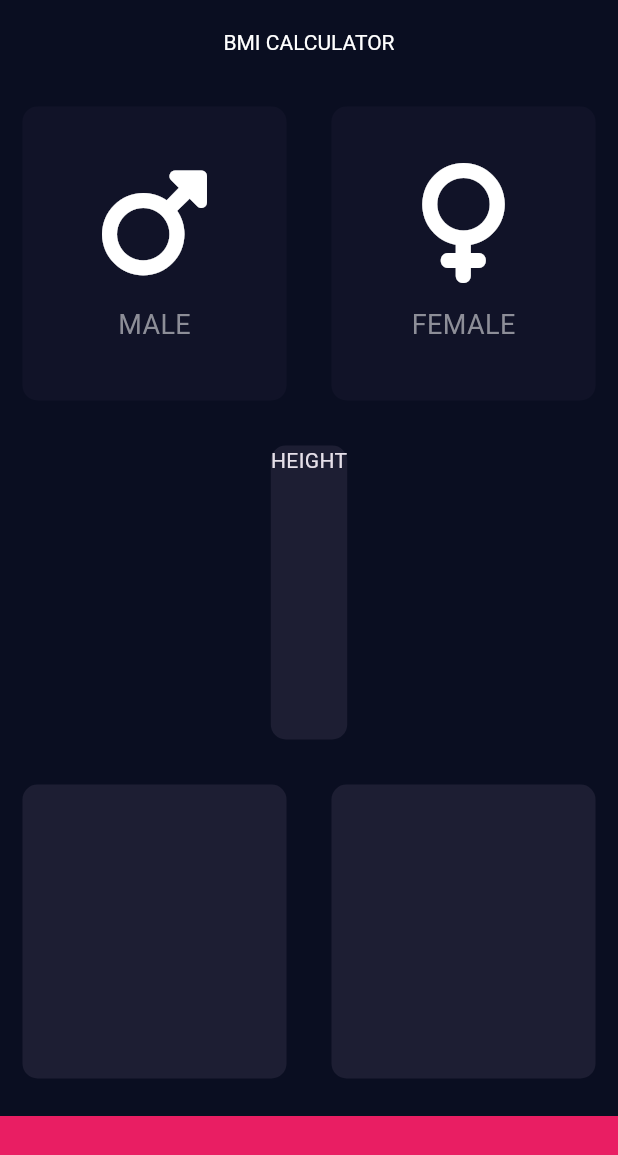
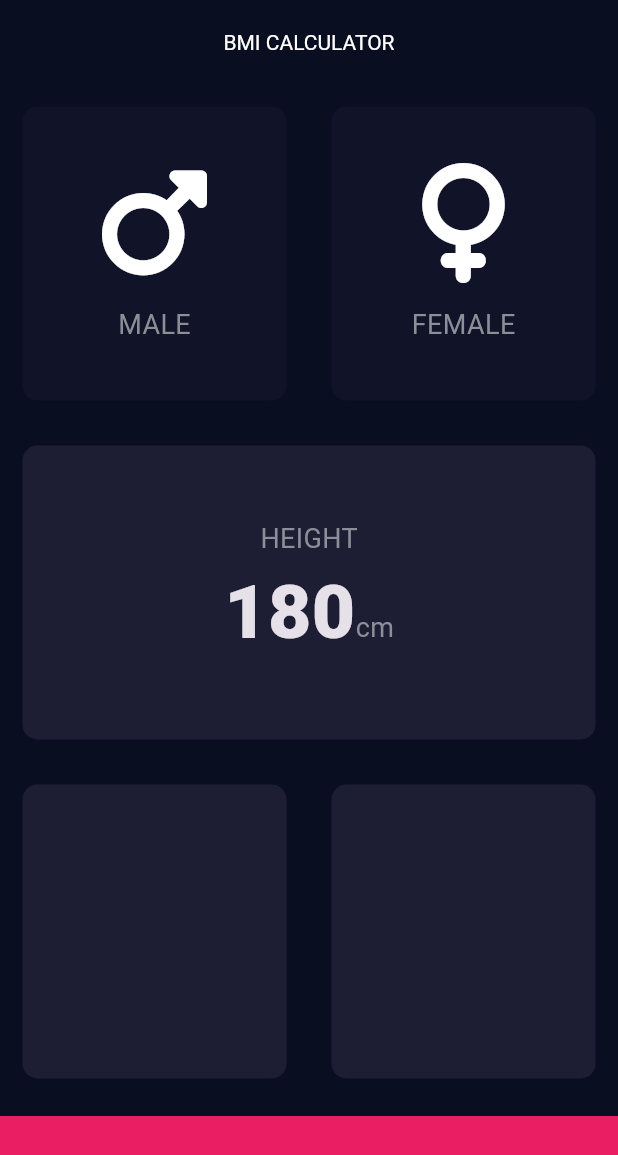
Before and after one commit to tnt-exe/bmi_cal, a Flutter app: the screen it shows after launch, on a phone screen of 412 x 824 dp. Shown: the top 1155 px of the screen. Run offline on Flutter 3.47's test engine with Material 3 defaults, Android fonts, the phone set to English and light mode, and no system bars; our stand-ins replace font_awesome_flutter.

Commit message:
feat: basic implement of height card

```diff
--- a/lib/constants.dart
+++ b/lib/constants.dart
@@ -9,3 +9,8 @@ const kLabelTextStyle = TextStyle(
   fontSize: 18.0,
   color: Color(0xFF8D8E98),
 );
+
+const kNumberTextStyle = TextStyle(
+  fontSize: 50.0,
+  fontWeight: FontWeight.w900,
+);
--- a/lib/home.dart
+++ b/lib/home.dart
@@ -27,6 +27,7 @@ class _HomePageState extends State<HomePage> {
         ),
       ),
       body: Column(
+        crossAxisAlignment: CrossAxisAlignment.stretch,
         children: [
           Expanded(
             child: Row(
@@ -71,8 +72,27 @@ class _HomePageState extends State<HomePage> {
               child: BmiCard(
                 color: kActiveCardColor,
                 child: Column(
+                  mainAxisAlignment: MainAxisAlignment.center,
                   children: [
-                    Text("HEIGHT"),
+                    Text(
+                      "HEIGHT",
+                      style: kLabelTextStyle,
+                    ),
+                    Row(
+                      mainAxisAlignment: MainAxisAlignment.center,
+                      crossAxisAlignment: CrossAxisAlignment.baseline,
+                      textBaseline: TextBaseline.alphabetic,
+                      children: [
+                        Text(
+                          "180",
+                          style: kNumberTextStyle,
+                        ),
+                        Text(
+                          "cm",
+                          style: kLabelTextStyle,
+                        ),
+                      ],
+                    ),
                   ],
                 ),
               ),
```
